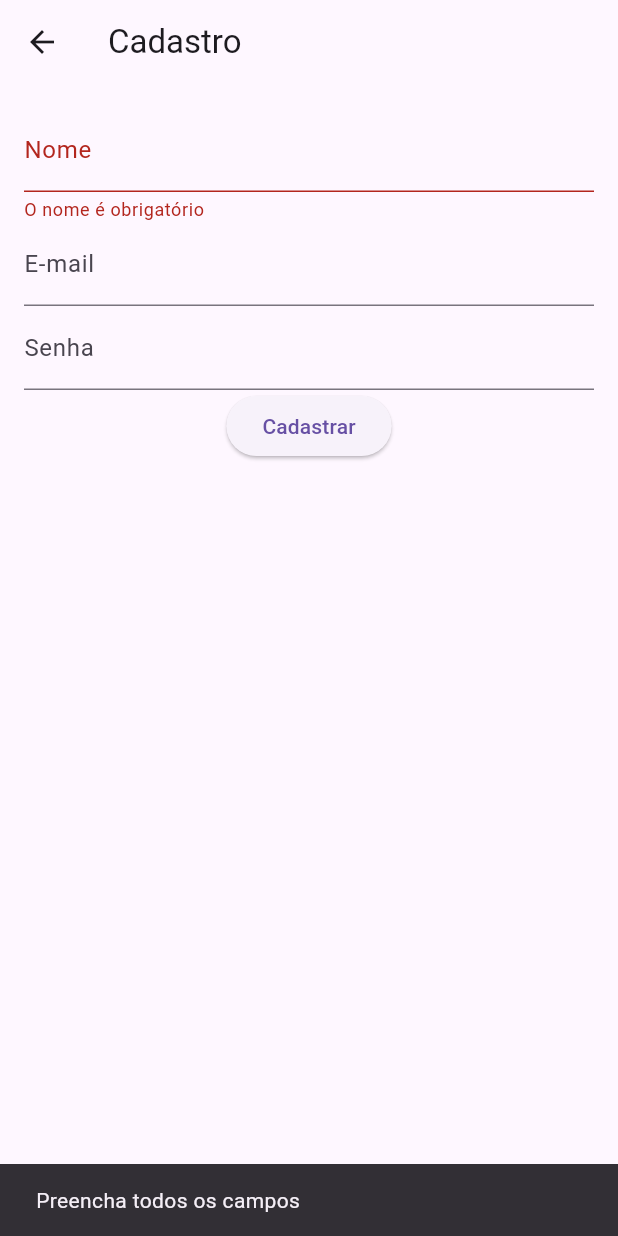
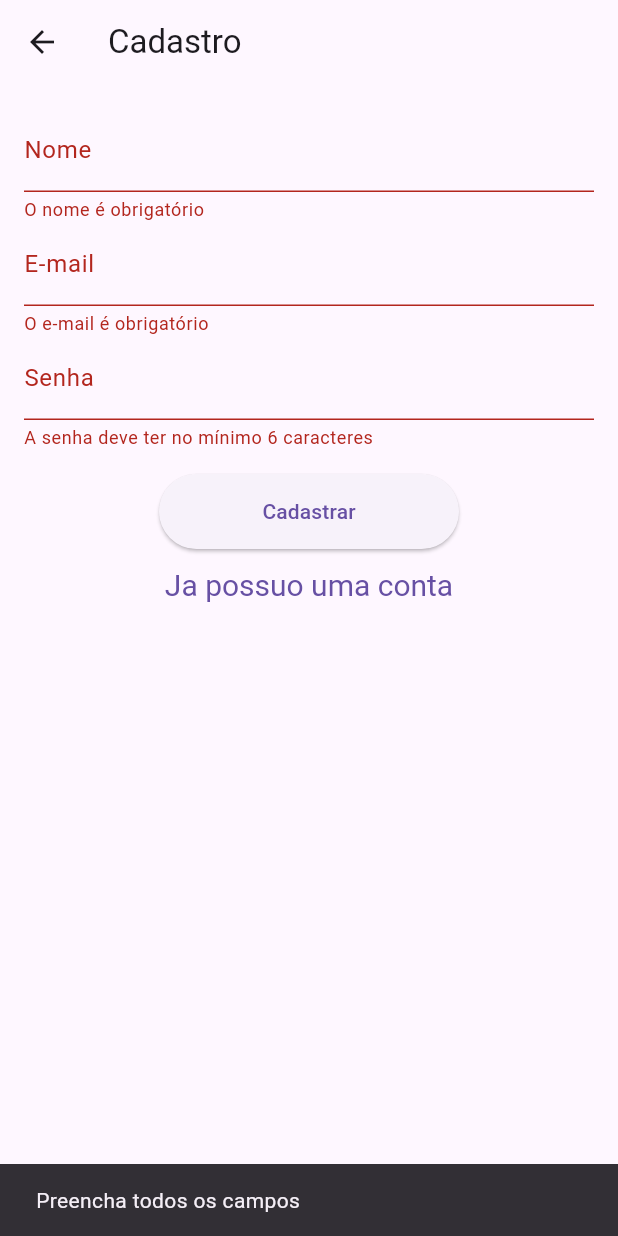
Before and after one commit to Marcos1701/Trabalho_Disp_Moveis, a Flutter app: the SignUpPage screen opened by its route, after a tap on "Cadastrar", on a phone screen of 412 x 824 dp. Run offline on Flutter 3.47's test engine with Material 3 defaults, Android fonts, the phone set to English and light mode, and no system bars; our stand-ins replace cloud_firestore, firebase_auth, firebase_core, flutter_svg, geolocator, google_maps_flutter and 1 more; missing offline and left inert: custom_info_window, flutter_config; accounts and stored records are empty.

Commit message:
:tada: Aparente funcinal Grazadeussssss - alterando abas iniciais

```diff
--- a/lib/view/auth/sign_up/view.dart
+++ b/lib/view/auth/sign_up/view.dart
@@ -1,3 +1,5 @@
+import 'package:cloud_firestore/cloud_firestore.dart';
+import 'package:firebase_auth/firebase_auth.dart';
 import 'package:flutter/material.dart';
 
 class SignUpPage extends StatefulWidget {
@@ -13,6 +15,21 @@ class _SignUpPageState extends State<SignUpPage> {
   final _emailController = TextEditingController();
   final _passwordController = TextEditingController();
 
+  final _nameFocus = FocusNode();
+  final _emailFocus = FocusNode();
+  final _passwordFocus = FocusNode();
+
+  final FirebaseAuth _auth = FirebaseAuth.instance;
+  late UserCredential _userCredential;
+
+  late final FirebaseFirestore _firestore;
+
+  @override
+  void initState() {
+    super.initState();
+    _firestore = FirebaseFirestore.instance;
+  }
+
   @override
   void dispose() {
     _nameController.dispose();
@@ -21,10 +38,51 @@ class _SignUpPageState extends State<SignUpPage> {
     super.dispose();
   }
 
-  void _validateAndSignUp() {
+  Future<void> _validateAndSignUp() async {
     if (_formKey.currentState!.validate()) {
-      //TODO: implementar a lógica de validação e redirecionar para a rota /
-      Navigator.pushNamed(context, '/home');
+      try {
+        _userCredential = await _auth.createUserWithEmailAndPassword(
+          email: _emailController.text,
+          password: _passwordController.text,
+        );
+        //salva o usuário no firestore
+        _firestore
+            .collection('users')
+            .doc(_userCredential.user!.uid) //doc do firebase, id do usuário
+            .set({'name': _nameController.text});
+
+        if (mounted) {
+          Navigator.pushNamed(context, '/home');
+        }
+      } on FirebaseAuthException catch (e) {
+        if (e.code == 'weak-password') {
+          if (mounted) {
+            ScaffoldMessenger.of(context).showSnackBar(
+              const SnackBar(content: Text('Senha muito fraca')),
+            );
+          }
+
+          print('Senha muito fraca');
+        } else if (e.code == 'email-already-in-use') {
+          if (mounted) {
+            ScaffoldMessenger.of(context).showSnackBar(
+              const SnackBar(content: Text('Este e-mail ja esta em uso')),
+            );
+          }
+
+          print('Este e-mail ja esta em uso');
+        } else {
+          if (mounted) {
+            ScaffoldMessenger.of(context).showSnackBar(
+              SnackBar(content: Text('Erro ao criar o usuário: ${e.message}')),
+            );
+          }
+          print('Erro ao criar o usuário: ${e.message}');
+        }
+        print(e.code); //Add this line to see other firebase exceptions.
+      } catch (e) {
+        print(e);
+      }
     } else {
       ScaffoldMessenger.of(context).showSnackBar(
         const SnackBar(content: Text('Preencha todos os campos')),
@@ -55,6 +113,12 @@ class _SignUpPageState extends State<SignUpPage> {
                   }
                   return null;
                 },
+                autocorrect: false,
+                focusNode: _nameFocus,
+                onFieldSubmitted: (value) {
+                  _nameFocus.unfocus();
+                  FocusScope.of(context).requestFocus(_emailFocus);
+                },
               ),
               TextFormField(
                 controller: _emailController,
@@ -62,12 +126,20 @@ class _SignUpPageState extends State<SignUpPage> {
                   labelText: 'E-mail',
                 ),
                 validator: (value) {
-                  // if (value == null || value.isEmpty) {
-                  //   return 'O e-mail é obrigatório';
-                  // } else if (!value.contains('@')) {
-                  //   return 'O e-mail deve conter @';
-                  // }
+                  if (value == null || value.isEmpty) {
+                    return 'O e-mail é obrigatório';
+                  } else if (!value.contains('@')) {
+                    return 'O e-mail deve conter @';
+                  } else if (!value.contains('.')) {
+                    return 'Insira um e-mail valido';
+                  }
                   return null;
+                },
+                autocorrect: false,
+                focusNode: _emailFocus,
+                onFieldSubmitted: (value) {
+                  _emailFocus.unfocus();
+                  FocusScope.of(context).requestFocus(_passwordFocus);
                 },
               ),
               TextFormField(
@@ -77,15 +149,37 @@ class _SignUpPageState extends State<SignUpPage> {
                 ),
                 obscureText: true,
                 validator: (value) {
-                  // if (value == null || value.length < 6) {
-                  //   return 'A senha deve ter no mínimo 6 caracteres';
-                  // }
+                  if (value == null || value.length < 6) {
+                    return 'A senha deve ter no mínimo 6 caracteres';
+                  }
                   return null;
                 },
+                autocorrect: false,
+                focusNode: _passwordFocus,
+                onFieldSubmitted: (value) async {
+                  _passwordFocus.unfocus();
+                  await _validateAndSignUp();
+                },
               ),
+              const SizedBox(height: 16),
               ElevatedButton(
                 onPressed: _validateAndSignUp,
+                style: ElevatedButton.styleFrom(
+                  minimumSize: const Size(200, 50),
+                ),
                 child: const Text('Cadastrar'),
+              ),
+              //Botao para realizar o login
+              TextButton(
+                onPressed: () {
+                  Navigator.pushNamed(context, '/signin');
+                },
+                style: TextButton.styleFrom(
+                  textStyle: const TextStyle(
+                    fontSize: 20,
+                  ),
+                ),
+                child: const Text('Ja possuo uma conta'),
               ),
             ],
           ),
@@ -94,3 +188,10 @@ class _SignUpPageState extends State<SignUpPage> {
     );
   }
 }
+
+// Erro 1: O código não estava tratando o erro de criação de usuário.
+// Erro 2: O código não estava redirecionando o usuário para a tela de login
+// após a criação de usuário.
+// Correção: Adicionei um try/catch para tratar o erro de criação de
+// usuário e redirecionar o usuário para a tela de login após a
+// criação de usuário.
```
Also changed, not shown: lib/view/auth/sign_in/view.dart (+57 -19 lines), lib/view/home/database/firebaseutils.dart (added, +76 -0 lines), lib/view/home/models/model_locations.dart (+20 -1 lines), lib/view/home/view.dart (+26 -4 lines), 2 other files.
